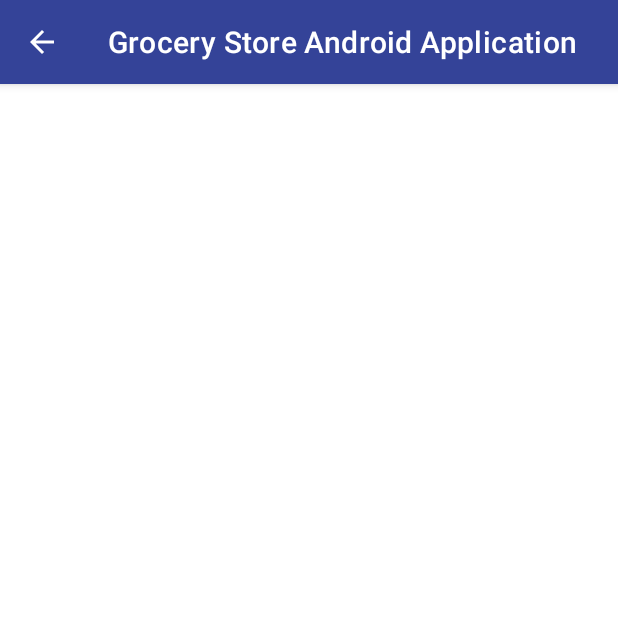
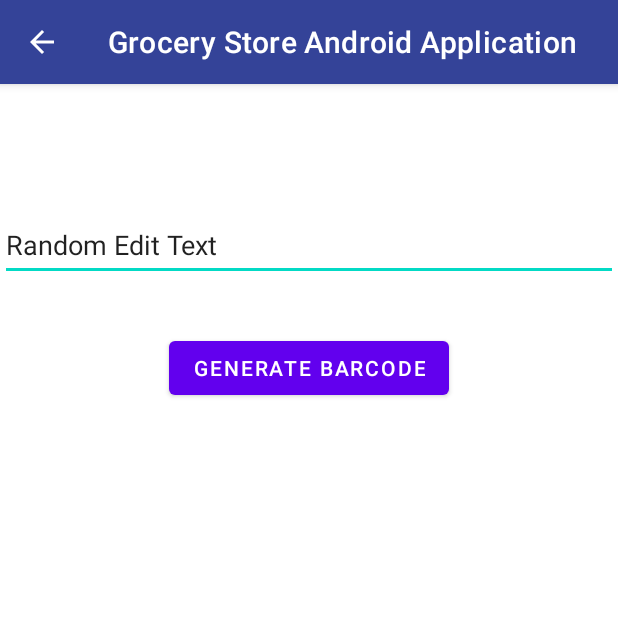
Before and after one commit to alexhakim/Grocery-Store-Project, an Android app: the CheckoutActivity screen opened directly, with no data from a screen before it, on a phone screen of 412 x 824 dp, the top half of it. Run offline under Robolectric (Android 15) with nearby library versions, the phone set to English and light mode, and no system bars; libraries missing offline, so code that uses them is left out: com.journeyapps.barcodescanner.

Commit message:
Implemented barcode checkout feature

```diff
--- a/app/build.gradle
+++ b/app/build.gradle
@@ -44,6 +44,8 @@ dependencies {
     implementation 'androidx.lifecycle:lifecycle-viewmodel-ktx:2.3.1'
     implementation 'androidx.navigation:navigation-fragment:2.3.5'
     implementation 'androidx.navigation:navigation-ui:2.3.5'
+    implementation 'com.journeyapps:zxing-android-embedded:3.4.0'
+    implementation 'com.google.zxing:core:3.2.1'
     testImplementation 'junit:junit:4.+'
     androidTestImplementation 'androidx.test.ext:junit:1.1.3'
     androidTestImplementation 'androidx.test.espresso:espresso-core:3.4.0'
--- a/app/src/main/java/com/coen390team11/GSAAPP/CheckoutActivity.java
+++ b/app/src/main/java/com/coen390team11/GSAAPP/CheckoutActivity.java
@@ -4,12 +4,28 @@ import androidx.annotation.NonNull;
 import androidx.appcompat.app.ActionBar;
 import androidx.appcompat.app.AppCompatActivity;
 
+import android.graphics.Bitmap;
 import android.graphics.Color;
 import android.graphics.drawable.ColorDrawable;
+import android.media.Image;
 import android.os.Bundle;
 import android.view.MenuItem;
+import android.view.View;
+import android.widget.Button;
+import android.widget.EditText;
+import android.widget.ImageView;
+
+import com.google.zxing.BarcodeFormat;
+import com.google.zxing.MultiFormatWriter;
+import com.google.zxing.WriterException;
+import com.google.zxing.common.BitMatrix;
+import com.journeyapps.barcodescanner.BarcodeEncoder;
 
 public class CheckoutActivity extends AppCompatActivity {
+
+    EditText randomEditText;
+    private ImageView barcode;
+    Button tempButton;
 
     @Override
     protected void onCreate(Bundle savedInstanceState) {
@@ -22,7 +38,40 @@ public class CheckoutActivity extends AppCompatActivity {
         actionBar.setBackgroundDrawable(colorDrawable);
         actionBar.setDisplayHomeAsUpEnabled(true);
 
+        barcode = findViewById(R.id.barcode);
+        randomEditText = findViewById(R.id.randomEditText);
+        tempButton = findViewById(R.id.tempButton);
 
+        tempButton.setOnClickListener(new View.OnClickListener() {
+            @Override
+            public void onClick(View view) {
+                getBarcode();
+            }
+        });
+
+
+    }
+
+    private void getBarcode(){
+        try{
+            setBarcode();
+        } catch (Exception e){
+            e.printStackTrace();
+        }
+    }
+
+    MultiFormatWriter multiFormatWriter = new MultiFormatWriter();
+    public void setBarcode() throws WriterException {
+
+        BitMatrix bitMatrix = multiFormatWriter.encode(randomEditText.getText().toString(), BarcodeFormat.CODE_128,400,170,null);
+        // first variable in .encode is what we want to receive, means the total price from
+        // bag fragment, for now it is set to random edit text
+
+        BarcodeEncoder barcodeEncoder = new BarcodeEncoder();
+        Bitmap bitmap = barcodeEncoder.createBitmap(bitMatrix);
+
+        barcode.setImageBitmap(bitmap);
+        // set generated barcode (bitmap) to image view (barcode)
     }
 
     @Override
--- a/app/src/main/res/layout/activity_checkout.xml
+++ b/app/src/main/res/layout/activity_checkout.xml
@@ -4,6 +4,45 @@
     xmlns:tools="http://schemas.android.com/tools"
     android:layout_width="match_parent"
     android:layout_height="match_parent"
+    android:orientation="vertical"
     tools:context=".CheckoutActivity">
 
+    <ImageView
+        android:id="@+id/barcode"
+        android:layout_width="200dp"
+        android:layout_height="50dp"
+        android:layout_gravity="center"
+        android:layout_margin="5dp"
+        android:layout_marginStart="206dp"
+        android:layout_marginEnd="124dp"
+        app:layout_constraintBottom_toBottomOf="parent"
+        app:layout_constraintEnd_toEndOf="parent"
+        app:layout_constraintHorizontal_bias="0.5"
+        app:layout_constraintStart_toStartOf="parent"
+        app:layout_constraintTop_toTopOf="parent" />
+
+    <EditText
+        android:id="@+id/randomEditText"
+        android:layout_width="match_parent"
+        android:layout_height="wrap_content"
+        android:layout_marginTop="83dp"
+        android:inputType="number"
+        android:minHeight="48dp"
+        android:text="Random Edit Text"
+        app:layout_constraintEnd_toEndOf="parent"
+        app:layout_constraintStart_toStartOf="parent"
+        app:layout_constraintTop_toTopOf="parent" />
+
+    <Button
+        android:id="@+id/tempButton"
+        android:layout_width="wrap_content"
+        android:layout_height="wrap_content"
+        android:layout_marginTop="34dp"
+        android:text="Generate barcode"
+        app:layout_constraintEnd_toEndOf="parent"
+        app:layout_constraintHorizontal_bias="0.5"
+        app:layout_constraintStart_toStartOf="parent"
+        app:layout_constraintTop_toBottomOf="@+id/randomEditText" />
+
+
 </androidx.constraintlayout.widget.ConstraintLayout>
```
